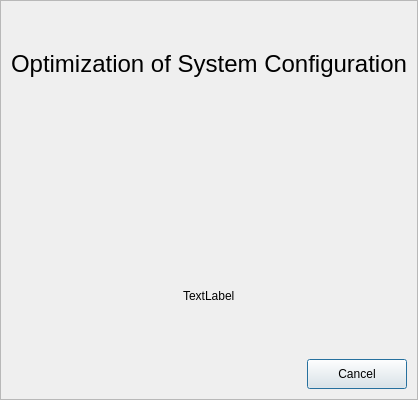
Qt form osdria/resources/optimization_dialog_view.ui (soberleitner/osdriaApp) before a commit.
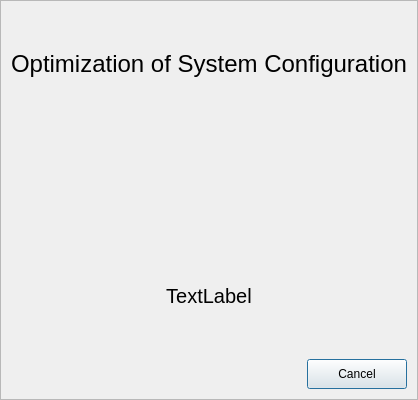
The same form after that commit. Icons and pictures are not drawn.

```diff
--- a/osdria/resources/optimization_dialog_view.ui
+++ b/osdria/resources/optimization_dialog_view.ui
@@ -134,39 +134,22 @@
       </item>
       <item>
        <layout class="QHBoxLayout" name="horizontalLayout_4">
-        <item>
-         <spacer name="horizontalSpacer_5">
-          <property name="orientation">
-           <enum>Qt::Horizontal</enum>
-          </property>
-          <property name="sizeHint" stdset="0">
-           <size>
-            <width>40</width>
-            <height>20</height>
-           </size>
-          </property>
-         </spacer>
-        </item>
         <item>
          <widget class="QLabel" name="information_text">
+          <property name="font">
+           <font>
+            <family>Arial</family>
+            <pointsize>15</pointsize>
+           </font>
+          </property>
           <property name="text">
            <string>TextLabel</string>
           </property>
+          <property name="alignment">
+           <set>Qt::AlignCenter</set>
+          </property>
          </widget>
         </item>
-        <item>
-         <spacer name="horizontalSpacer_6">
-          <property name="orientation">
-           <enum>Qt::Horizontal</enum>
-          </property>
-          <property name="sizeHint" stdset="0">
-           <size>
-            <width>40</width>
-            <height>20</height>
-           </size>
-          </property>
-         </spacer>
-        </item>
        </layout>
       </item>
       <item>
```
